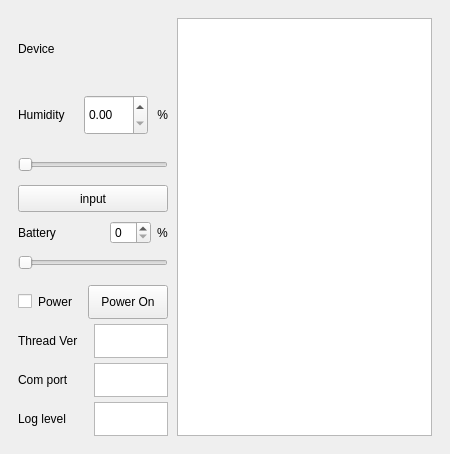
Old version of the form res/view/humidity.ui in the repository Samsung/ioter.
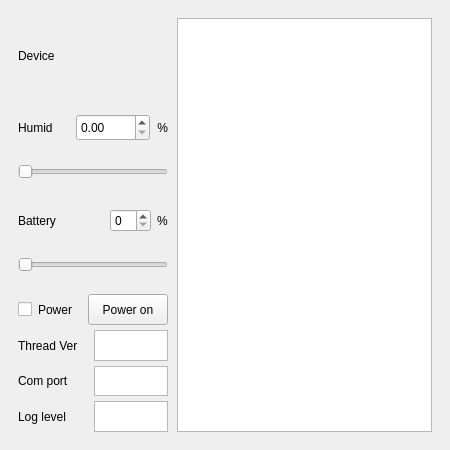
New version of the form.

Patch:
```diff
--- a/res/view/humidity.ui
+++ b/res/view/humidity.ui
@@ -7,7 +7,7 @@
     <x>0</x>
     <y>0</y>
     <width>450</width>
-    <height>454</height>
+    <height>450</height>
    </rect>
   </property>
   <property name="windowTitle">
@@ -151,17 +151,23 @@
              <number>6</number>
             </property>
             <item>
-             <layout class="QVBoxLayout" name="verticalLayout_7" stretch="1,1,1,1">
+             <layout class="QVBoxLayout" name="verticalLayout_7" stretch="1,1,1,0">
+              <property name="spacing">
+               <number>18</number>
+              </property>
               <item>
                <layout class="QHBoxLayout" name="horizontalLayout_6" stretch="1">
                 <item>
                  <widget class="QLabel" name="labelDevicePicture">
                   <property name="sizePolicy">
-                   <sizepolicy hsizetype="Preferred" vsizetype="Expanding">
+                   <sizepolicy hsizetype="Preferred" vsizetype="Preferred">
                     <horstretch>0</horstretch>
                     <verstretch>0</verstretch>
                    </sizepolicy>
                   </property>
+                  <property name="frameShape">
+                   <enum>QFrame::NoFrame</enum>
+                  </property>
                   <property name="text">
                    <string>Device</string>
                   </property>
@@ -170,28 +176,40 @@
                </layout>
               </item>
               <item>
-               <layout class="QHBoxLayout" name="horizontalLayout_5" stretch="1,1">
+               <layout class="QVBoxLayout" name="verticalLayout_9" stretch="0,0">
+                <property name="spacing">
+                 <number>12</number>
+                </property>
                 <item>
-                 <widget class="QLabel" name="labelDeviceHumid">
-                  <property name="sizePolicy">
-                   <sizepolicy hsizetype="Preferred" vsizetype="Expanding">
-                    <horstretch>0</horstretch>
-                    <verstretch>0</verstretch>
-                   </sizepolicy>
+                 <layout class="QHBoxLayout" name="horizontalLayout_10" stretch="1,0,0">
+                  <property name="spacing">
+                   <number>4</number>
                   </property>
-                  <property name="text">
-                   <string>Humidity</string>
-                  </property>
-                 </widget>
-                </item>
-                <item>
-                 <layout class="QHBoxLayout" name="horizontalLayout_10" stretch="0,1">
+                  <item>
+                   <widget class="QLabel" name="labelDeviceHumid">
+                    <property name="sizePolicy">
+                     <sizepolicy hsizetype="Preferred" vsizetype="Preferred">
+                      <horstretch>0</horstretch>
+                      <verstretch>0</verstretch>
+                     </sizepolicy>
+                    </property>
+                    <property name="text">
+                     <string>Humid</string>
+                    </property>
+                   </widget>
+                  </item>
                   <item>
                    <widget class="QDoubleSpinBox" name="doubleSpinBoxInput">
                     <property name="minimumSize">
                      <size>
-                      <width>0</width>
-                      <height>40</height>
+                      <width>74</width>
+                      <height>27</height>
+                     </size>
+                    </property>
+                    <property name="maximumSize">
+                     <size>
+                      <width>74</width>
+                      <height>27</height>
                      </size>
                     </property>
                     <property name="maximum">
@@ -211,10 +229,6 @@
                   </item>
                  </layout>
                 </item>
-               </layout>
-              </item>
-              <item>
-               <layout class="QVBoxLayout" name="verticalLayout_6" stretch="0,0">
                 <item>
                  <widget class="QSlider" name="horizontalSliderHumid">
                   <property name="sizePolicy">
@@ -228,25 +242,12 @@
                   </property>
                  </widget>
                 </item>
-                <item>
-                 <widget class="QPushButton" name="pushButtonInput">
-                  <property name="sizePolicy">
-                   <sizepolicy hsizetype="Preferred" vsizetype="Preferred">
-                    <horstretch>0</horstretch>
-                    <verstretch>0</verstretch>
-                   </sizepolicy>
-                  </property>
-                  <property name="text">
-                   <string>input</string>
-                  </property>
-                 </widget>
-                </item>
                </layout>
               </item>
               <item>
-               <layout class="QVBoxLayout" name="verticalLayout_10" stretch="1,1">
+               <layout class="QVBoxLayout" name="verticalLayout_10" stretch="0,0">
                 <property name="spacing">
-                 <number>0</number>
+                 <number>12</number>
                 </property>
                 <property name="topMargin">
                  <number>0</number>
@@ -308,6 +309,19 @@
                 </item>
                </layout>
               </item>
+              <item>
+               <spacer name="horizontalSpacer">
+                <property name="orientation">
+                 <enum>Qt::Horizontal</enum>
+                </property>
+                <property name="sizeHint" stdset="0">
+                 <size>
+                  <width>40</width>
+                  <height>6</height>
+                 </size>
+                </property>
+               </spacer>
+              </item>
              </layout>
             </item>
            </layout>
@@ -342,10 +356,13 @@
                 <property name="orientation">
                  <enum>Qt::Vertical</enum>
                 </property>
+                <property name="sizeType">
+                 <enum>QSizePolicy::Preferred</enum>
+                </property>
                 <property name="sizeHint" stdset="0">
                  <size>
                   <width>5</width>
-                  <height>40</height>
+                  <height>30</height>
                  </size>
                 </property>
                </spacer>
@@ -370,7 +387,7 @@
               <property name="minimumSize">
                <size>
                 <width>0</width>
-                <height>34</height>
+                <height>0</height>
                </size>
               </property>
               <property name="maximumSize">
@@ -380,7 +397,7 @@
                </size>
               </property>
               <property name="text">
-               <string>Power On</string>
+               <string>Power on</string>
               </property>
              </widget>
             </item>
@@ -409,7 +426,7 @@
               <property name="minimumSize">
                <size>
                 <width>0</width>
-                <height>34</height>
+                <height>0</height>
                </size>
               </property>
               <property name="maximumSize">
@@ -445,7 +462,7 @@
               <property name="minimumSize">
                <size>
                 <width>0</width>
-                <height>34</height>
+                <height>0</height>
                </size>
               </property>
               <property name="maximumSize">
@@ -481,7 +498,7 @@
               <property name="minimumSize">
                <size>
                 <width>0</width>
-                <height>34</height>
+                <height>0</height>
                </size>
               </property>
               <property name="maximumSize">
```
